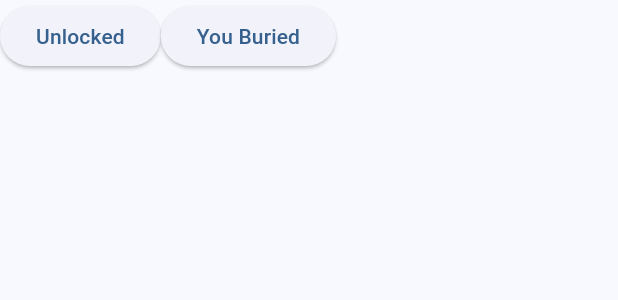
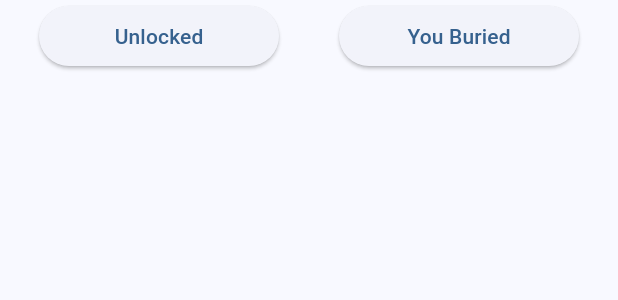
Before and after one commit to YPYT/TimeCapsule, a Flutter app: the HistoryScreen widget shown alone on an empty page, opened directly, on a phone screen of 412 x 824 dp. Shown: the top 300 px of the screen. Run offline on Flutter 3.47's test engine with Material 3 defaults, Android fonts, the phone set to English and light mode, and no system bars; our stand-ins replace image_picker, shared_preferences; missing offline and left inert: map_location_picker; accounts and stored records are empty.

Commit message:
Tab buttons size changed and centered

```diff
--- a/lib/history_capsule.dart
+++ b/lib/history_capsule.dart
@@ -45,6 +45,8 @@ class _HistoryScreenState extends State<HistoryScreen> {
             return Column(
                 children: <Widget>[
                   Row(
+                    spacing: 40,
+                    mainAxisSize: MainAxisSize.min,
                     children: [
                       ElevatedButton(
                         onPressed:  () {
@@ -52,7 +54,11 @@ class _HistoryScreenState extends State<HistoryScreen> {
                             _tabIndex = 0;
                           });
                         },
-                          child: const Text('Unlocked')
+                        style: ElevatedButton.styleFrom(
+                          fixedSize: Size(160, 30),
+                          //shape:
+                        ),
+                        child: const Text('Unlocked'),
                       ),
                       ElevatedButton(
                         onPressed:  () {
@@ -60,6 +66,10 @@ class _HistoryScreenState extends State<HistoryScreen> {
                             _tabIndex = 1;
                           });
                         },
+                        style: ElevatedButton.styleFrom(
+                          fixedSize: Size(160, 30),
+                          //shape:
+                        ),
                         child: const Text('You Buried')
                       ),
                     ],
```
Also changed, not shown: lib/view_capsule.dart (+10 -0 lines). Lines whose indentation alone changed are shown as unchanged.
